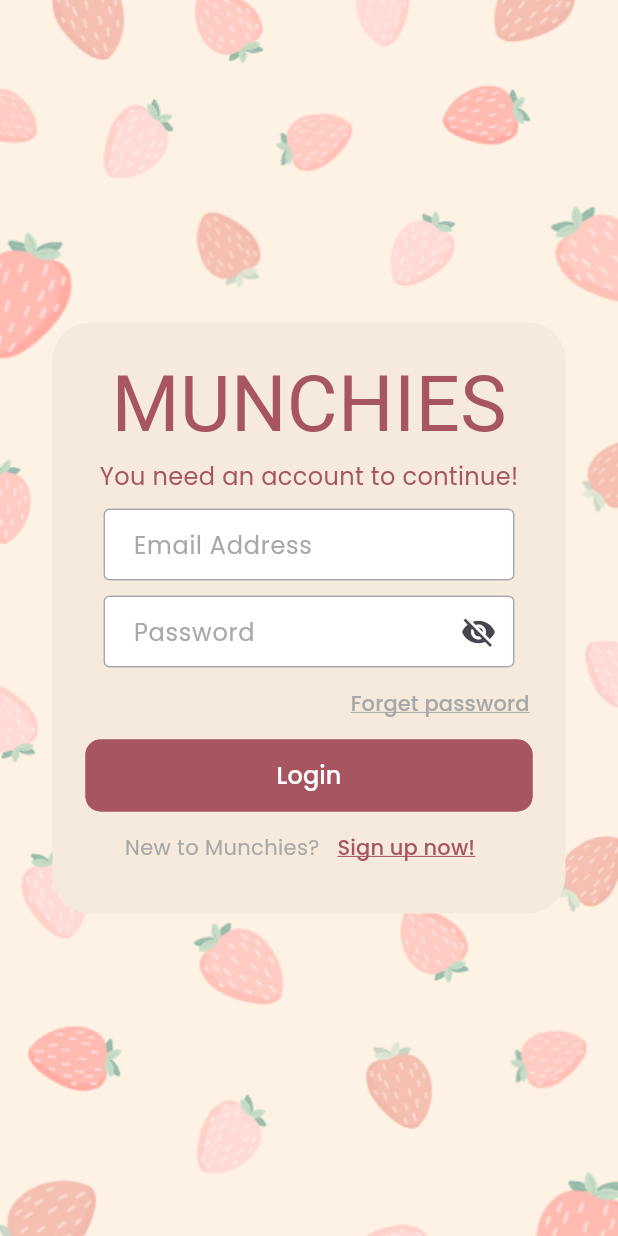
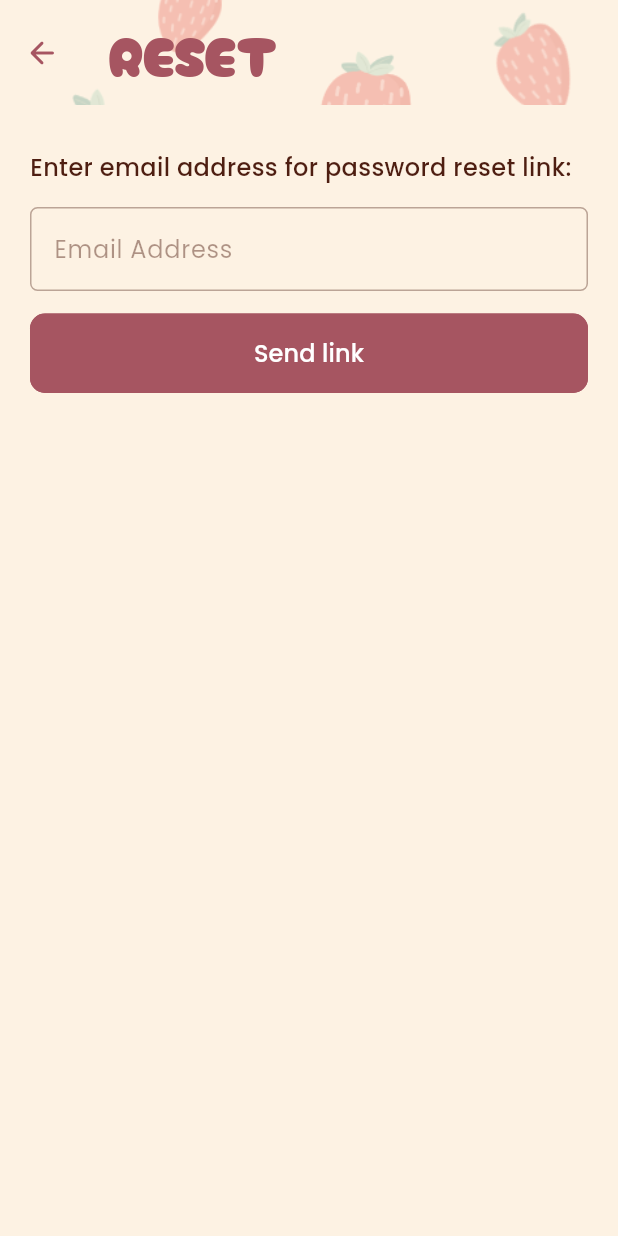
Before and after one commit to hu-jx/munchies, a Flutter app: the screen it shows after launch, after a tap on "Forget password", on a phone screen of 412 x 824 dp. Run offline on Flutter 3.47's test engine with Material 3 defaults, Android fonts, the phone set to English and light mode, and no system bars; our stand-ins replace firebase_auth, firebase_core, fl_chart, google_fonts, image_picker, percent_indicator and 2 more; missing offline and left inert: flutter_debouncer, tap_debouncer; accounts and stored records are empty.

Commit message:
feat(forgot-pw, fix register): implemented forgot pw and fixed register first name issue

```diff
--- a/frontend_munchies/lib/main.dart
+++ b/frontend_munchies/lib/main.dart
@@ -2,10 +2,10 @@ import 'package:firebase_auth/firebase_auth.dart';
 import 'package:flutter/material.dart';
 import 'package:frontend_munchies/screens/activities/domain/repositories/record_repo.dart';
 import 'package:frontend_munchies/screens/main_screen.dart';
-import 'package:frontend_munchies/screens/authentication/login.dart';
+import 'package:frontend_munchies/screens/authentication/view/login.dart';
 import 'package:firebase_core/firebase_core.dart';
 import 'package:frontend_munchies/screens/activities/data/repositories/record_changer.dart';
-import 'package:frontend_munchies/services/auth/authentication.dart';
+import 'package:frontend_munchies/screens/authentication/view_model/authentication.dart';
 import 'package:provider/provider.dart';
 import 'firebase_options.dart';
 
--- /dev/null
+++ b/frontend_munchies/lib/screens/authentication/view/forgot_pw.dart
@@ -0,0 +1,96 @@
+import 'package:flutter/material.dart';
+import 'package:frontend_munchies/screens/authentication/view_model/forgot_pw_vm.dart';
+import 'package:frontend_munchies/styles/colours.dart';
+import 'package:frontend_munchies/styles/logging_form_styles.dart';
+import 'package:frontend_munchies/styles/textStyles.dart';
+import 'package:frontend_munchies/widgets/button.dart';
+import 'package:frontend_munchies/widgets/errorMessage.dart';
+import 'package:provider/provider.dart';
+
+class ResetPage extends StatelessWidget {
+  const ResetPage({super.key});
+
+  @override
+  Widget build(BuildContext context) {
+    return ChangeNotifierProvider(create: (_) => ForgotPwVm(), child: ForgotPW(),);
+  }
+}
+class ForgotPW extends StatelessWidget {
+  ForgotPW({super.key});
+  final TextEditingController emailController = TextEditingController();
+
+
+  @override
+  Widget build(BuildContext context) {
+    final ForgotPwVm viewModel = context.watch<ForgotPwVm>();
+    double width = MediaQuery.of(context).size.width;
+    return Container(
+      width: MediaQuery.of(context).size.width,
+      height: MediaQuery.of(context).size.height,
+      decoration: BoxDecoration(
+        image: DecorationImage(
+          image: AssetImage('assets/images/homepage_background.png'),
+          fit: BoxFit.cover,
+        ),
+      ),
+      child: buildCenterBox(width, context, viewModel),
+    );
+  }
+
+  // Widget buildBackground() {
+  //   return Positioned.fill(
+  //         child: Image.asset(
+  //           'assets/images/homepage_background.png',
+  //           fit: BoxFit.cover,
+  //         ),
+  //       );
+  // }
+
+  Widget buildCenterBox(double width, BuildContext context, ForgotPwVm viewModel) {
+    return Scaffold(
+      appBar: AppBar(
+        backgroundColor: Colors.transparent,
+        title: Text('RESET', style: titleStyle),
+        toolbarHeight: 70.0,
+        leading: IconButton(icon:Icon( Icons.arrow_back_rounded, color: Colours.greyPink), onPressed: () => Navigator.maybePop(context),),
+      ),
+      backgroundColor: Colors.transparent,
+      body: Container(
+        color: Colours.lightBeige,
+        padding: EdgeInsets.symmetric(vertical: 30.0, horizontal: 20.0),
+        // width: width,
+        child: Column(
+          spacing: 15.0,
+          mainAxisSize: MainAxisSize.max,
+          mainAxisAlignment: MainAxisAlignment.start,
+          crossAxisAlignment: CrossAxisAlignment.start,
+          children: [
+            Flexible(
+              child: Text(
+                "Enter email address for password reset link:",
+                style: importantTextStyle,
+                textAlign: TextAlign.left,
+              ),
+            ),
+            TextField(
+              controller: emailController,
+              decoration: InputDecoration()
+                  .applyDefaults(optionalInputdecorationtheme)
+                  .copyWith(
+                    labelText: 'Email Address',
+                    labelStyle: backgroundTextStyle,
+                  ),
+            ),
+            AppButton(
+              text: 'Send link',
+              onPressed: () async =>
+                  viewModel.sendResetLink(emailController.text),
+              size: Size(width, 53),
+            ),
+            viewModel.status != null ? Text(viewModel.status!, style: inputTextStyle,) : ShowErrorMessage(errorMessage: viewModel.errorMessage)
+          ],
+        ),
+      ),
+    );
+  }
+}
--- a/frontend_munchies/lib/screens/authentication/login.dart
+++ b/frontend_munchies/lib/screens/authentication/view/login.dart
@@ -1,4 +1,5 @@
 import 'package:flutter/material.dart';
+import 'package:frontend_munchies/screens/authentication/view/forgot_pw.dart';
 // import 'package:frontend_munchies/models/user_profile.dart';
 import 'package:frontend_munchies/screens/main_screen.dart';
 import 'package:frontend_munchies/styles/colours.dart';
@@ -6,9 +7,9 @@ import 'package:frontend_munchies/widgets/errorMessage.dart';
 import 'package:frontend_munchies/widgets/pw_textfield.dart';
 import 'package:google_fonts/google_fonts.dart';
 import 'package:frontend_munchies/widgets/general_textfield.dart';
-import 'package:frontend_munchies/screens/authentication/register.dart';
+import 'package:frontend_munchies/screens/authentication/view/register.dart';
 import 'package:frontend_munchies/widgets/button.dart';
-import 'package:frontend_munchies/services/auth/authentication.dart';
+import 'package:frontend_munchies/screens/authentication/view_model/authentication.dart';
 // Use GoogleFonts.font_family to obtain desired font (e.g. GoogleFonts.poppins)
 
 class LoginPage extends StatefulWidget {
@@ -118,7 +119,7 @@ class _LoginPageState extends State<LoginPage> {
                       children: [
                         TextButton(
                           onPressed: () {
-                            //redirect to reset pw page
+                            Navigator.push(context, MaterialPageRoute(builder: (context) => ResetPage()));
                           },
                           child: Text(
                             'Forget password',
--- a/frontend_munchies/lib/services/auth/authentication.dart
+++ b/frontend_munchies/lib/screens/authentication/view_model/authentication.dart
@@ -1,4 +1,5 @@
 import 'package:firebase_auth/firebase_auth.dart';
+import 'package:firebase_core/firebase_core.dart';
 import 'package:frontend_munchies/models/user_profile.dart';
 import 'package:frontend_munchies/services/auth/api_services.dart';
 import 'package:frontend_munchies/services/auth/auth_exception.dart';
@@ -101,4 +102,12 @@ class Authentication {
   static Future<void> logout() async {
     await FirebaseAuth.instance.signOut();
   }
+
+  static Future<void> sendPasswordLink(String email) async {
+    try {
+      await FirebaseAuth.instance.sendPasswordResetEmail(email: email);
+    } on FirebaseException {
+      rethrow;
+    }
+  }
 }
--- /dev/null
+++ b/frontend_munchies/lib/screens/authentication/view_model/forgot_pw_vm.dart
@@ -0,0 +1,39 @@
+import 'package:firebase_auth/firebase_auth.dart';
+import 'package:flutter/material.dart';
+import 'package:frontend_munchies/screens/authentication/view_model/authentication.dart';
+import 'package:frontend_munchies/services/auth/auth_exception.dart';
+
+class ForgotPwVm extends ChangeNotifier {
+  String? errorMessage;
+  String? status;
+
+  void sendResetLink(String? email) async {
+    try {
+      notifyListeners();
+      if (email == null) {
+        throw AuthException('No email address provided. Provide a valid email address and try again.');
+      } else if (email.isEmpty) {
+        throw AuthException('No email address provided. Provide a valid email address and try again.');
+      }
+      status = 'Loading...';
+      notifyListeners();
+      await Authentication.sendPasswordLink(email);
+      errorMessage = null;
+      status = 'Link sent!';
+    } on FirebaseException catch (err) {
+      status = null;
+      switch (err.code) {
+        case 'invalid-email':
+          errorMessage =
+            'Invalid email address. Please enter a valid email.';
+        default:
+          throw Exception("Unexpected Error");
+      }
+    } on Exception catch (e) {
+      status = null;
+      errorMessage = e.toString();
+    } finally {
+      notifyListeners();
+    }
+  }
+}
--- a/frontend_munchies/lib/services/auth/api_services.dart
+++ b/frontend_munchies/lib/services/auth/api_services.dart
@@ -6,8 +6,8 @@ import 'package:frontend_munchies/services/auth/auth_services_repo.dart';
 import 'package:http/http.dart' as http;
 
 class AuthServices implements AuthServicesRepo {
-  static const String _baseUrl = "http://10.0.2.2:3000/api";
-  //static const String _baseUrl = "https://munchies-5dvw.onrender.com/api";
+  // static const String _baseUrl = "http://10.0.2.2:3000/api";
+  static const String _baseUrl = "https://munchies-5dvw.onrender.com/api";
 
   //GET http request
   @override
--- a/frontend_munchies/lib/styles/textStyles.dart
+++ b/frontend_munchies/lib/styles/textStyles.dart
@@ -37,3 +37,9 @@ final recStyle = TextStyle(
   color: Colours.darkBrown,
   fontSize: 15,
 );
+
+final titleStyle = TextStyle(
+                fontFamily: 'Cherry_Bomb_One',
+                fontSize: 36,
+                color: Colours.greyPink,
+              );
--- a/frontend_munchies/lib/widgets/profile_widgets/logout_button.dart
+++ b/frontend_munchies/lib/widgets/profile_widgets/logout_button.dart
@@ -1,6 +1,6 @@
 import 'package:flutter/material.dart';
-import 'package:frontend_munchies/screens/authentication/login.dart';
-import 'package:frontend_munchies/services/auth/authentication.dart';
+import 'package:frontend_munchies/screens/authentication/view/login.dart';
+import 'package:frontend_munchies/screens/authentication/view_model/authentication.dart';
 import 'package:frontend_munchies/styles/colours.dart';
 import 'package:frontend_munchies/styles/textStyles.dart';
 
```
Also changed, not shown: frontend_munchies/lib/screens/authentication/view/register.dart (renamed from frontend_munchies/lib/screens/authentication/register.dart, +30 -13 lines), 2 other files.
